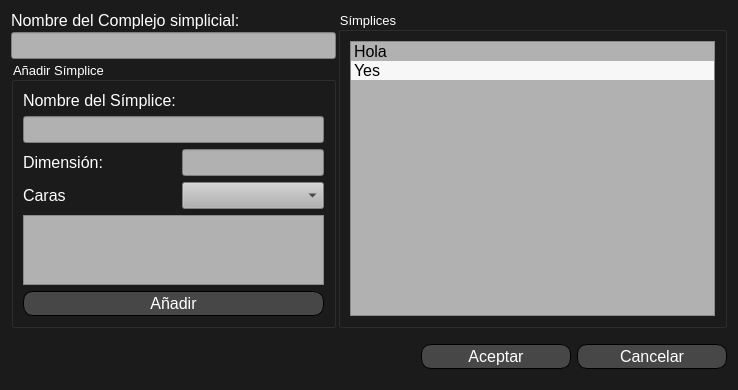
Before: the Qt Designer form Presentacion/TFG_Nuevo_SC.ui in paascorb/TFG, drawn with Qt 5.
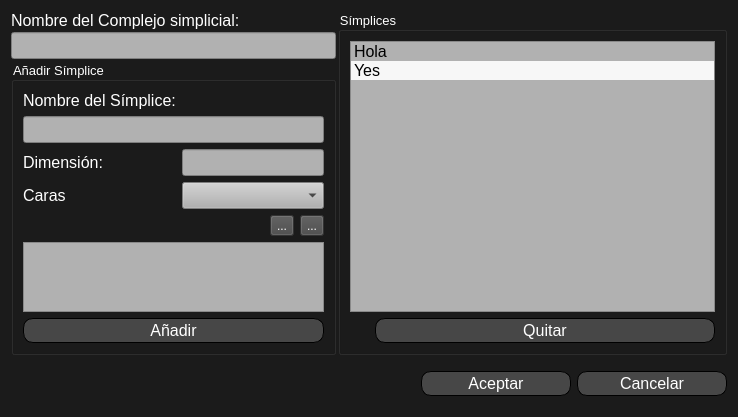
After: the same form once the commit is applied. Icons and pictures are not drawn.

Commit message: Terminando la interfaz de añadir Complejo simplicial

```diff
--- a/Presentacion/TFG_Nuevo_SC.ui
+++ b/Presentacion/TFG_Nuevo_SC.ui
@@ -145,8 +145,65 @@
         <string>Símplices</string>
        </property>
        <layout class="QGridLayout" name="gridLayout_2">
-        <item row="0" column="0">
-         <widget class="QListWidget" name="listWidget">
+        <item row="1" column="1" alignment="Qt::AlignHCenter|Qt::AlignVCenter">
+         <widget class="QPushButton" name="pushButton_QuitarSim">
+          <property name="sizePolicy">
+           <sizepolicy hsizetype="Fixed" vsizetype="Fixed">
+            <horstretch>0</horstretch>
+            <verstretch>0</verstretch>
+           </sizepolicy>
+          </property>
+          <property name="minimumSize">
+           <size>
+            <width>340</width>
+            <height>25</height>
+           </size>
+          </property>
+          <property name="maximumSize">
+           <size>
+            <width>340</width>
+            <height>16777215</height>
+           </size>
+          </property>
+          <property name="font">
+           <font>
+            <pointsize>12</pointsize>
+           </font>
+          </property>
+          <property name="styleSheet">
+           <string notr="true">QPushButton{
+color: rgb(255, 255, 255);
+background-color: rgb(71, 71, 71);
+border: 1px solid;
+border-radius: 10px;}
+
+QPushButton:hover{
+	background-color: rgb(100, 100, 100);
+}</string>
+          </property>
+          <property name="text">
+           <string>Quitar</string>
+          </property>
+         </widget>
+        </item>
+        <item row="1" column="0">
+         <spacer name="horizontalSpacer_2">
+          <property name="orientation">
+           <enum>Qt::Horizontal</enum>
+          </property>
+          <property name="sizeType">
+           <enum>QSizePolicy::Expanding</enum>
+          </property>
+          <property name="sizeHint" stdset="0">
+           <size>
+            <width>40</width>
+            <height>20</height>
+           </size>
+          </property>
+         </spacer>
+        </item>
+        <item row="0" column="0" colspan="2">
+         <widget class="QListWidget" name="list_simplex">
           <property name="minimumSize">
            <size>
             <width>350</width>
@@ -222,6 +279,96 @@
         <string>Añadir Símplice</string>
        </property>
        <layout class="QGridLayout" name="gridLayout_3">
+        <item row="3" column="1">
+         <widget class="QLineEdit" name="text_dim_sim">
+          <property name="font">
+           <font>
+            <pointsize>12</pointsize>
+           </font>
+          </property>
+          <property name="styleSheet">
+           <string notr="true">color: rgb(0, 0, 0);
+background-color: rgb(177, 177, 177);</string>
+          </property>
+         </widget>
+        </item>
+        <item row="4" column="1">
+         <widget class="QComboBox" name="posible_faces">
+          <property name="font">
+           <font>
+            <pointsize>12</pointsize>
+           </font>
+          </property>
+          <property name="styleSheet">
+           <string notr="true">color: rgb(0, 0, 0);
+background-color: rgb(177, 177, 177);</string>
+          </property>
+         </widget>
+        </item>
+        <item row="7" column="0" colspan="2">
+         <widget class="QListWidget" name="list_faces">
+          <property name="sizePolicy">
+           <sizepolicy hsizetype="Preferred" vsizetype="Expanding">
+            <horstretch>0</horstretch>
+            <verstretch>0</verstretch>
+           </sizepolicy>
+          </property>
+          <property name="font">
+           <font>
+            <pointsize>12</pointsize>
+           </font>
+          </property>
+          <property name="styleSheet">
+           <string notr="true">color: rgb(0, 0, 0);
+background-color: rgb(177, 177, 177);</string>
+          </property>
+          <property name="alternatingRowColors">
+           <bool>true</bool>
+          </property>
+         </widget>
+        </item>
+        <item row="2" column="0" colspan="2">
+         <widget class="QLineEdit" name="text_nombre_sim">
+          <property name="font">
+           <font>
+            <pointsize>12</pointsize>
+           </font>
+          </property>
+          <property name="styleSheet">
+           <string notr="true">color: rgb(0, 0, 0);
+background-color: rgb(177, 177, 177);</string>
+          </property>
+         </widget>
+        </item>
+        <item row="8" column="0" colspan="2">
+         <widget class="QPushButton" name="pushButton_Anadir">
+          <property name="minimumSize">
+           <size>
+            <width>0</width>
+            <height>25</height>
+           </size>
+          </property>
+          <property name="font">
+           <font>
+            <pointsize>12</pointsize>
+           </font>
+          </property>
+          <property name="styleSheet">
+           <string notr="true">QPushButton{
+color: rgb(255, 255, 255);
+background-color: rgb(71, 71, 71);
+border: 1px solid;
+border-radius: 10px;}
+
+QPushButton:hover{
+	background-color: rgb(100, 100, 100);
+}</string>
+          </property>
+          <property name="text">
+           <string>Añadir</string>
+          </property>
+         </widget>
+        </item>
         <item row="4" column="0">
          <widget class="QLabel" name="label_4">
           <property name="font">
@@ -234,6 +381,82 @@
           </property>
          </widget>
         </item>
+        <item row="6" column="0" colspan="2">
+         <layout class="QHBoxLayout" name="horizontalLayout">
+          <item>
+           <spacer name="horizontalSpacer_3">
+            <property name="orientation">
+             <enum>Qt::Horizontal</enum>
+            </property>
+            <property name="sizeHint" stdset="0">
+             <size>
+              <width>40</width>
+              <height>20</height>
+             </size>
+            </property>
+           </spacer>
+          </item>
+          <item>
+           <widget class="QToolButton" name="toolButton_mas">
+            <property name="styleSheet">
+             <string notr="true">QToolButton{
+color: rgb(255, 255, 255);
+background-color: rgb(71, 71, 71);;}
+
+QToolButton:hover{
+	background-color: rgb(100, 100, 100);
+}</string>
+            </property>
+            <property name="text">
+             <string>...</string>
+            </property>
+            <property name="icon">
+             <iconset resource="../Recursos/resources.qrc">
+              <normaloff>:/images/mas.ico</normaloff>:/images/mas.ico</iconset>
+            </property>
+           </widget>
+          </item>
+          <item>
+           <widget class="QToolButton" name="toolButton_menos">
+            <property name="styleSheet">
+             <string notr="true">QToolButton{
+color: rgb(255, 255, 255);
+background-color: rgb(71, 71, 71);
+}
+
+QToolButton:hover{
+	background-color: rgb(100, 100, 100);
+}</string>
+            </property>
+            <property name="text">
+             <string>...</string>
+            </property>
+            <property name="icon">
+             <iconset resource="../Recursos/resources.qrc">
+              <normaloff>:/images/menos.ico</normaloff>:/images/menos.ico</iconset>
+            </property>
+           </widget>
+          </item>
+         </layout>
+        </item>
+        <item row="1" column="0">
+         <widget class="QLabel" name="label_2">
+          <property name="sizePolicy">
+           <sizepolicy hsizetype="Fixed" vsizetype="Fixed">
+            <horstretch>0</horstretch>
+            <verstretch>0</verstretch>
+           </sizepolicy>
+          </property>
+          <property name="font">
+           <font>
+            <pointsize>12</pointsize>
+           </font>
+          </property>
+          <property name="text">
+           <string>Nombre del Símplice:</string>
+          </property>
+         </widget>
+        </item>
         <item row="3" column="0">
          <widget class="QLabel" name="label_3">
           <property name="font">
@@ -246,114 +469,6 @@
           </property>
          </widget>
         </item>
-        <item row="3" column="1">
-         <widget class="QLineEdit" name="lineEdit_3">
-          <property name="font">
-           <font>
-            <pointsize>12</pointsize>
-           </font>
-          </property>
-          <property name="styleSheet">
-           <string notr="true">color: rgb(0, 0, 0);
-background-color: rgb(177, 177, 177);</string>
-          </property>
-         </widget>
-        </item>
-        <item row="1" column="0">
-         <widget class="QLabel" name="label_2">
-          <property name="sizePolicy">
-           <sizepolicy hsizetype="Fixed" vsizetype="Fixed">
-            <horstretch>0</horstretch>
-            <verstretch>0</verstretch>
-           </sizepolicy>
-          </property>
-          <property name="font">
-           <font>
-            <pointsize>12</pointsize>
-           </font>
-          </property>
-          <property name="text">
-           <string>Nombre del Símplice:</string>
-          </property>
-         </widget>
-        </item>
-        <item row="2" column="0" colspan="2">
-         <widget class="QLineEdit" name="lineEdit_2">
-          <property name="font">
-           <font>
-            <pointsize>12</pointsize>
-           </font>
-          </property>
-          <property name="styleSheet">
-           <string notr="true">color: rgb(0, 0, 0);
-background-color: rgb(177, 177, 177);</string>
-          </property>
-         </widget>
-        </item>
-        <item row="5" column="0" colspan="2">
-         <widget class="QListWidget" name="listWidget_2">
-          <property name="sizePolicy">
-           <sizepolicy hsizetype="Preferred" vsizetype="Expanding">
-            <horstretch>0</horstretch>
-            <verstretch>0</verstretch>
-           </sizepolicy>
-          </property>
-          <property name="font">
-           <font>
-            <pointsize>12</pointsize>
-           </font>
-          </property>
-          <property name="styleSheet">
-           <string notr="true">color: rgb(0, 0, 0);
-background-color: rgb(177, 177, 177);</string>
-          </property>
-          <property name="alternatingRowColors">
-           <bool>true</bool>
-          </property>
-         </widget>
-        </item>
-        <item row="4" column="1">
-         <widget class="QComboBox" name="comboBox">
-          <property name="font">
-           <font>
-            <pointsize>12</pointsize>
-           </font>
-          </property>
-          <property name="styleSheet">
-           <string notr="true">color: rgb(0, 0, 0);
-background-color: rgb(177, 177, 177);</string>
-          </property>
-         </widget>
-        </item>
-        <item row="6" column="0" colspan="2">
-         <widget class="QPushButton" name="pushButton_Anadir">
-          <property name="minimumSize">
-           <size>
-            <width>0</width>
-            <height>25</height>
-           </size>
-          </property>
-          <property name="font">
-           <font>
-            <pointsize>12</pointsize>
-           </font>
-          </property>
-          <property name="styleSheet">
-           <string notr="true">QPushButton{
-color: rgb(255, 255, 255);
-background-color: rgb(71, 71, 71);
-border: 1px solid;
-border-radius: 10px;}
-
-QPushButton:hover{
-	background-color: rgb(100, 100, 100);
-}</string>
-          </property>
-          <property name="text">
-           <string>Añadir</string>
-          </property>
-         </widget>
-        </item>
        </layout>
       </widget>
      </item>
```
Left out of the diff: 6 changed lines with no effect on the pictures. The commit also changes 11 other files.
